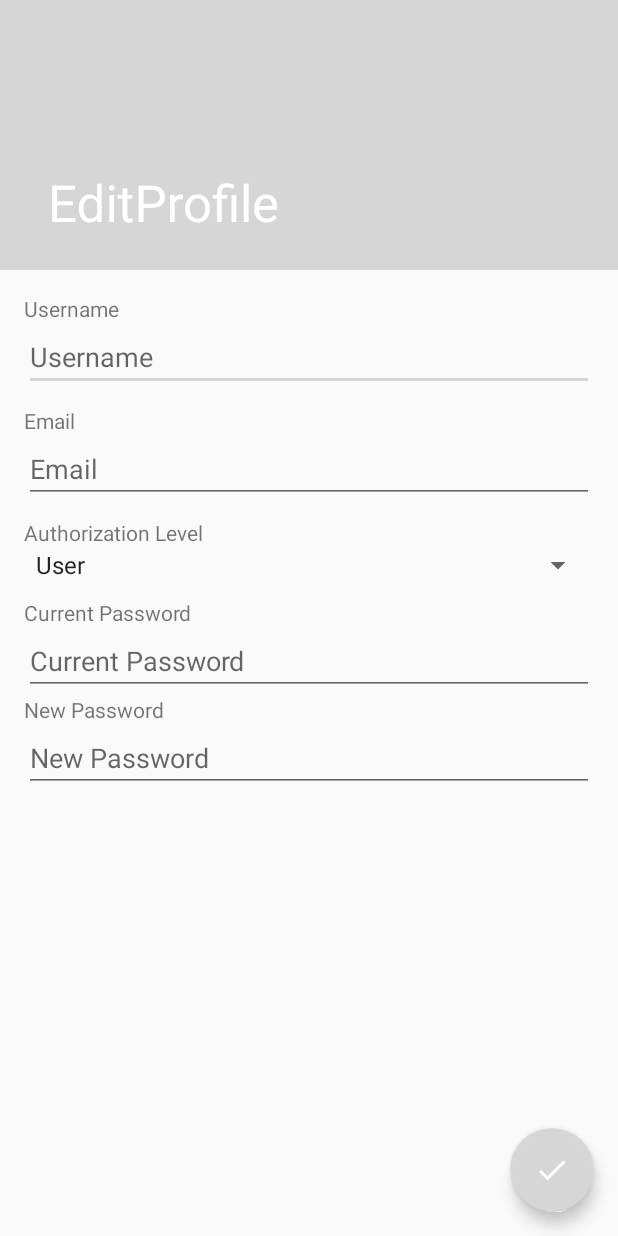
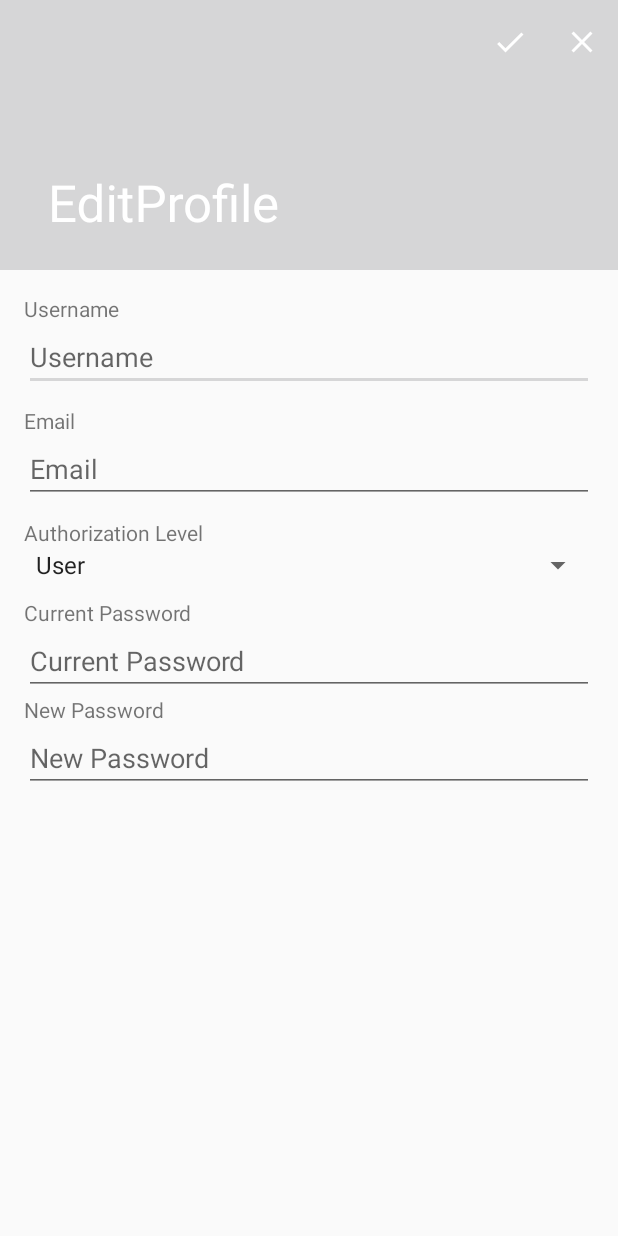
Before and after one commit to RoboticWater/DropMap-cs2340, an Android app: the EditProfile screen opened directly, with no data from a screen before it, on a phone screen of 412 x 824 dp. Run offline under Robolectric (Android 15) with nearby library versions, the light colour scheme and no system bars; our stand-ins replace Firebase (no records; nobody signed in at launch, a user with empty details on screens opened directly); 1 statement that could not run was skipped.

Commit message:
Switched from fabs to toobar buttons

```diff
--- a/app/src/main/java/com/dropmap_cs2340/EditProfile.java
+++ b/app/src/main/java/com/dropmap_cs2340/EditProfile.java
@@ -8,6 +8,8 @@ import android.support.v7.app.AppCompatActivity;
 import android.support.v7.widget.Toolbar;
 import android.text.TextUtils;
 import android.util.Log;
+import android.view.Menu;
+import android.view.MenuItem;
 import android.view.View;
 import android.widget.ArrayAdapter;
 import android.widget.EditText;
@@ -62,7 +64,6 @@ public class EditProfile extends AppCompatActivity {
 
         auth = FirebaseAuth.getInstance();
         database = FirebaseDatabase.getInstance();
-
         authListener = new FirebaseAuth.AuthStateListener() {
             @Override
             public void onAuthStateChanged(@NonNull FirebaseAuth firebaseAuth) {
@@ -81,14 +82,26 @@ public class EditProfile extends AppCompatActivity {
         ArrayAdapter<String> adapter = new ArrayAdapter<>(this,android.R.layout.simple_spinner_item, AuthLevel.names());
         adapter.setDropDownViewResource(android.R.layout.simple_spinner_dropdown_item);
         authLevelSpinner.setAdapter(adapter);
+    }
 
-        FloatingActionButton fab = (FloatingActionButton) findViewById(R.id.fab);
-        fab.setOnClickListener(new View.OnClickListener() {
     @Override
-            public void onClick(View view) {
+    public boolean onPrepareOptionsMenu(Menu menu) {
+        getMenuInflater().inflate(R.menu.menu_edit_profile, menu);
+        return super.onPrepareOptionsMenu(menu);
+    }
+
+    @Override
+    public boolean onOptionsItemSelected(MenuItem item) {
+        switch (item.getItemId()) {
+            case R.id.action_save:
                 saveChanges();
+                return true;
+            case R.id.action_discard:
+                finish();
+                return true;
+            default:
+                return super.onOptionsItemSelected(item);
         }
-        });
     }
 
     @Override
@@ -154,10 +167,6 @@ public class EditProfile extends AppCompatActivity {
             showProgressDialog();
             final FirebaseUser user = auth.getCurrentUser();
             Log.d(TAG, email + " " + password);
-            user.reauthenticate(EmailAuthProvider.getCredential(email, password))
-                    .addOnCompleteListener(new OnCompleteListener<Void>() {
-                        @Override
-                        public void onComplete(@NonNull Task<Void> task) {
             user.updateEmail(email);
             user.updatePassword(password);
             mRef.child("email").setValue(email);
@@ -165,8 +174,19 @@ public class EditProfile extends AppCompatActivity {
             hideProgressDialog();
             //TODO check what finish does and add it to necessary activities if it does what I think it does
             finish();
-                        }
-                    });
+//            user.reauthenticate(EmailAuthProvider.getCredential(email, password))
+//                    .addOnCompleteListener(new OnCompleteListener<Void>() {
+//                        @Override
+//                        public void onComplete(@NonNull Task<Void> task) {
+//                            user.updateEmail(email);
+//                            user.updatePassword(password);
+//                            mRef.child("email").setValue(email);
+//                            mRef.child("password").setValue(password);
+//                            hideProgressDialog();
+//                            //TODO check what finish does and add it to necessary activities if it does what I think it does
+//                            finish();
+//                        }
+//                    });
         }
     }
 
--- /dev/null
+++ b/app/src/main/res/drawable/ic_clear_24dp.xml
@@ -0,0 +1,9 @@
+<vector xmlns:android="http://schemas.android.com/apk/res/android"
+        android:width="24dp"
+        android:height="24dp"
+        android:viewportWidth="24.0"
+        android:viewportHeight="24.0">
+    <path
+        android:fillColor="#FFFFFFFF"
+        android:pathData="M19,6.41L17.59,5 12,10.59 6.41,5 5,6.41 10.59,12 5,17.59 6.41,19 12,13.41 17.59,19 19,17.59 13.41,12z"/>
+</vector>
--- a/app/src/main/res/layout/activity_edit_profile.xml
+++ b/app/src/main/res/layout/activity_edit_profile.xml
@@ -34,12 +34,4 @@
 
     <include layout="@layout/content_edit_profile" />
 
-    <android.support.design.widget.FloatingActionButton
-        android:id="@+id/fab"
-        android:layout_width="wrap_content"
-        android:layout_height="wrap_content"
-        android:layout_gravity="bottom|end"
-        android:layout_margin="@dimen/fab_margin"
-        app:srcCompat="@drawable/ic_check_24dp" />
-
 </android.support.design.widget.CoordinatorLayout>
--- a/app/src/main/res/layout/content_main.xml
+++ b/app/src/main/res/layout/content_main.xml
@@ -20,7 +20,7 @@
         android:paddingTop="@dimen/activity_vertical_margin">
 
         <TextView
-            android:text="Generic Salutations [User]!"
+            android:text=""
             android:layout_width="match_parent"
             android:layout_height="wrap_content"
             android:id="@+id/text_welcome"
--- a/app/src/main/res/menu/menu_edit_profile.xml
+++ b/app/src/main/res/menu/menu_edit_profile.xml
@@ -3,13 +3,15 @@
     xmlns:tools="http://schemas.android.com/tools"
     tools:context="com.dropmap_cs2340.EditProfile">
     <item
-        android:id="@+id/action_settings"
-        android:orderInCategory="100"
-        android:title="@string/action_settings"
-        app:showAsAction="never" />
-    <item
         android:id="@+id/action_save"
         android:orderInCategory="100"
         android:title="@string/action_save"
-        app:showAsAction="never" />
+        app:showAsAction="ifRoom"
+        android:icon="@drawable/ic_check_24dp" />
+    <item
+        android:id="@+id/action_discard"
+        android:orderInCategory="100"
+        android:title="@string/action_discard"
+        app:showAsAction="ifRoom"
+        android:icon="@drawable/ic_clear_24dp" />
 </menu>
--- a/app/src/main/res/values/strings.xml
+++ b/app/src/main/res/values/strings.xml
@@ -35,4 +35,5 @@
     <string name="title_activity_edit_profile">EditProfile</string>
     <string name="action_save">Save</string>
     <string name="action_edit">Edit</string>
+    <string name="action_discard">Discard</string>
 </resources>
```
Also changed, not shown: app/src/main/java/com/dropmap_cs2340/MainActivity.java (+44 -8 lines), app/src/main/java/com/dropmap_cs2340/Profile.java (+17 -6 lines), app/src/main/res/layout/activity_profile.xml (+0 -9 lines), app/src/main/res/menu/menu_profile.xml (+2 -7 lines). Lines whose indentation alone changed are shown as unchanged.
